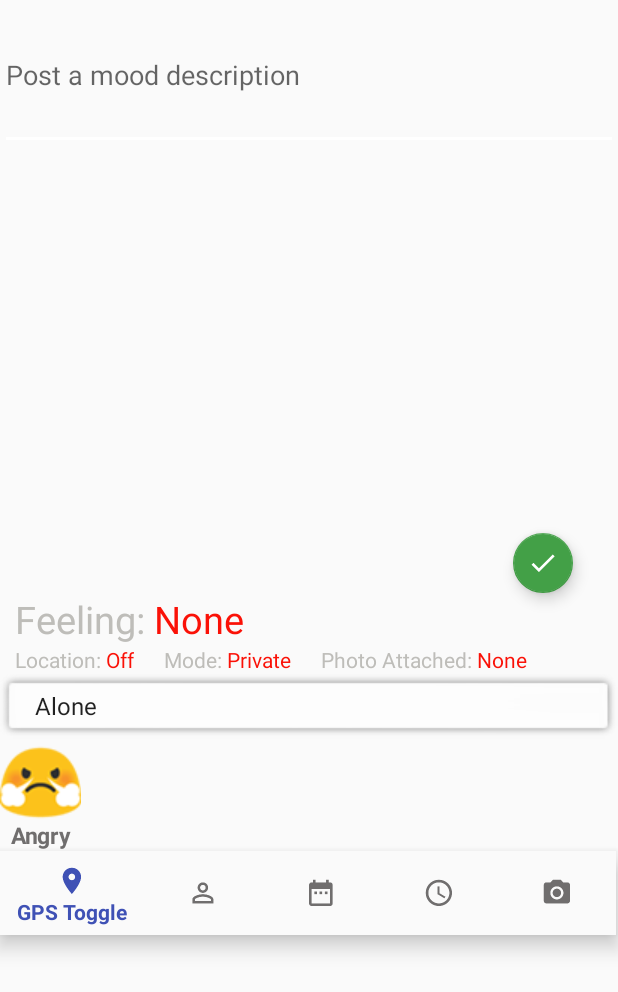
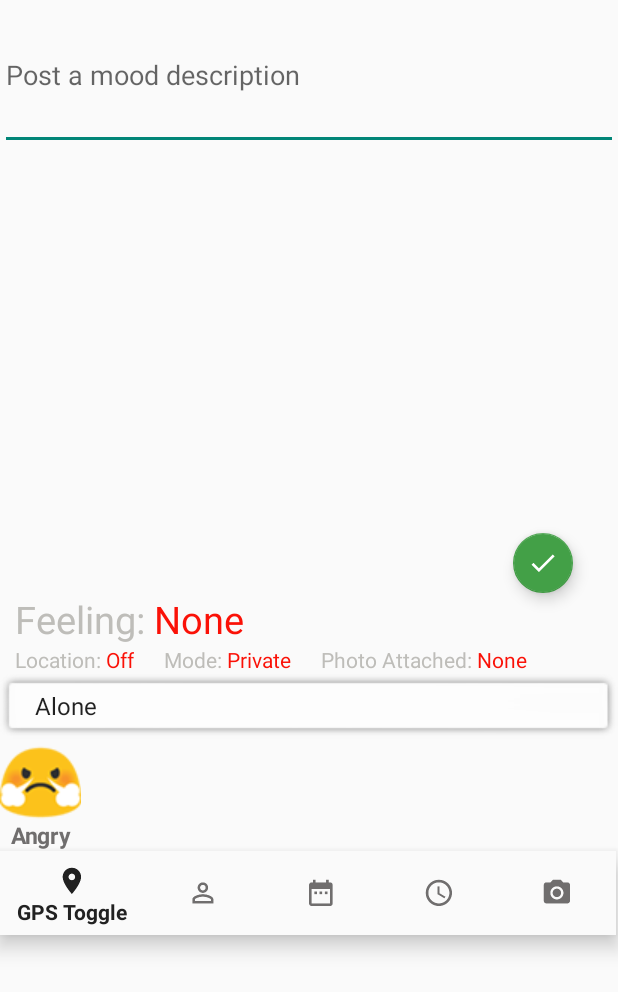
Before and after one commit to CMPUT301W17T11/FeelTrip, an Android app: the EditMoodActivity screen opened directly, with no data from a screen before it, on a phone screen of 412 x 824 dp. Shown: the top 992 px of the screen. Run offline under Robolectric (Android 15) with nearby library versions, the phone set to English and light mode, and no system bars; libraries missing offline, so code that uses them is left out: io.searchbox.annotations.

Commit message:
Fix minor issues with Default Theme

```diff
--- a/app/src/main/res/layout/content_main.xml
+++ b/app/src/main/res/layout/content_main.xml
@@ -24,6 +24,7 @@
     <android.support.design.widget.AppBarLayout
         android:layout_width="match_parent"
         android:layout_height="wrap_content"
+        android:background="?android:attr/colorPrimary"
         android:id="@+id/appBarLayout">
         <LinearLayout
             android:layout_width="match_parent"
--- a/app/src/main/res/values/theme_default.xml
+++ b/app/src/main/res/values/theme_default.xml
@@ -1,21 +1,16 @@
 <?xml version="1.0" encoding="utf-8"?>
 <resources>
 
-    <style name="DefaultTheme" parent="AppTheme">
+    <style name="DefaultTheme" parent="Theme.AppCompat.Light.DarkActionBar">
         <item name="android:textColorSecondary">@color/dark_gray</item>
         <item name="android:textColorTertiary">@color/gray</item>
         <item name="android:colorPrimary">@color/colorPrimary</item>
         <item name="android:colorPrimaryDark">@color/colorPrimaryDark</item>
-        <item name="colorAccent">@color/colorAccent</item>
         <item name="android:windowAnimationStyle">@style/WindowAnimationTransition</item>
+        <item name="android:statusBarColor">@color/primary_dark_material_light</item>
         <item name="windowActionBar">false</item>
         <item name="windowNoTitle">true</item>
-        <item name="android:statusBarColor">@color/primary_dark_material_light</item>
     </style>
-
-    <style name="DefaultTheme.AppBarOverlay" parent="ThemeOverlay.AppCompat.Dark.ActionBar" />
-
-    <style name="DefaultTheme.PopupOverlay" parent="ThemeOverlay.AppCompat.Light" />
 
     <style name="WindowAnimationTransition">
         <item name="android:windowEnterAnimation">@android:anim/fade_in</item>
```
